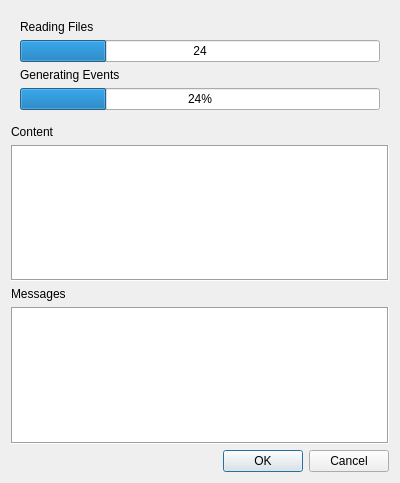
Qt form src/ui/icalimportdialog.ui (ngc42/Daylight) before a commit.
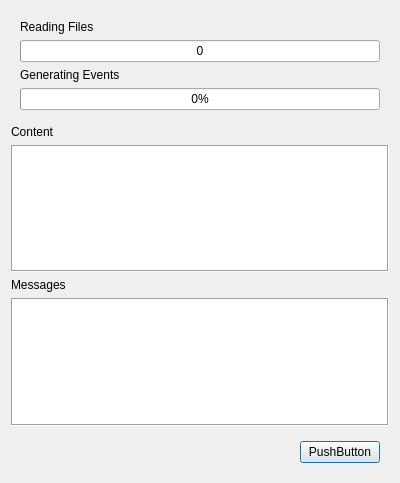
The same form after that commit.

What changed in the file:
```diff
--- a/src/ui/icalimportdialog.ui
+++ b/src/ui/icalimportdialog.ui
@@ -27,7 +27,7 @@
       <item>
        <widget class="QProgressBar" name="progressBar">
         <property name="value">
-         <number>24</number>
+         <number>0</number>
         </property>
         <property name="format">
          <string>%p</string>
@@ -44,7 +44,7 @@
       <item>
        <widget class="QProgressBar" name="progressBar_2">
         <property name="value">
-         <number>24</number>
+         <number>0</number>
         </property>
        </widget>
       </item>
@@ -89,13 +89,29 @@
     </widget>
    </item>
    <item>
-    <widget class="QDialogButtonBox" name="buttonBox">
-     <property name="orientation">
-      <enum>Qt::Horizontal</enum>
-     </property>
-     <property name="standardButtons">
-      <set>QDialogButtonBox::Cancel|QDialogButtonBox::Ok</set>
-     </property>
+    <widget class="QWidget" name="widget_2" native="true">
+     <layout class="QHBoxLayout" name="horizontalLayout">
+      <item>
+       <spacer name="horizontalSpacer">
+        <property name="orientation">
+         <enum>Qt::Horizontal</enum>
+        </property>
+        <property name="sizeHint" stdset="0">
+         <size>
+          <width>272</width>
+          <height>20</height>
+         </size>
+        </property>
+       </spacer>
+      </item>
+      <item>
+       <widget class="QPushButton" name="pushButton">
+        <property name="text">
+         <string>PushButton</string>
+        </property>
+       </widget>
+      </item>
+     </layout>
     </widget>
    </item>
   </layout>
```
Left out of the diff: 32 changed lines with no effect on the pictures.
